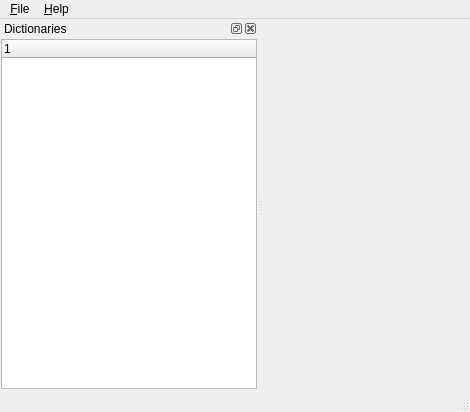
Qt form src/mainwindow.ui (jablonkai/QDictionary) before a commit.
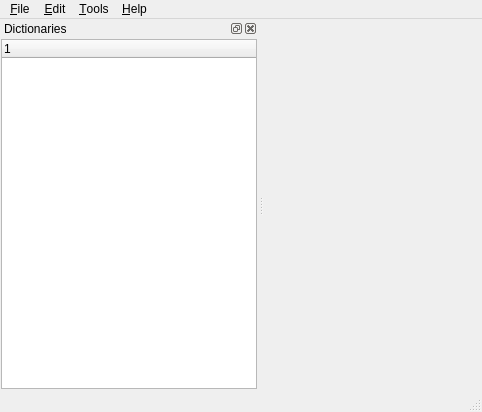
The same form after that commit. Icons and pictures are not drawn. Custom widgets are drawn as their Qt base class.

Patch:
```diff
--- a/src/mainwindow.ui
+++ b/src/mainwindow.ui
@@ -5,20 +5,41 @@
    <rect>
     <x>0</x>
     <y>0</y>
-    <width>470</width>
+    <width>482</width>
     <height>412</height>
    </rect>
   </property>
   <property name="windowTitle" >
    <string>QDictionary</string>
   </property>
-  <widget class="QWidget" name="centralwidget" />
+  <widget class="QWidget" name="centralwidget" >
+   <layout class="QVBoxLayout" >
+    <property name="leftMargin" >
+     <number>0</number>
+    </property>
+    <property name="topMargin" >
+     <number>0</number>
+    </property>
+    <property name="rightMargin" >
+     <number>0</number>
+    </property>
+    <property name="bottomMargin" >
+     <number>0</number>
+    </property>
+    <item>
+     <widget class="QStackedWidget" name="stackedWidget" >
+      <widget class="DictionaryWidget" name="dictionaryWidget" />
+      <widget class="EditWidget" name="editWidget" />
+     </widget>
+    </item>
+   </layout>
+  </widget>
   <widget class="QMenuBar" name="menubar" >
    <property name="geometry" >
     <rect>
      <x>0</x>
      <y>0</y>
-     <width>470</width>
+     <width>482</width>
      <height>29</height>
     </rect>
    </property>
@@ -39,7 +60,25 @@
     <addaction name="actionAbout" />
     <addaction name="actionAboutQt" />
    </widget>
+   <widget class="QMenu" name="menu_Edit" >
+    <property name="title" >
+     <string>&amp;Edit</string>
+    </property>
+    <addaction name="actionUndo" />
+    <addaction name="actionRedo" />
+   </widget>
+   <widget class="QMenu" name="menu_Tools" >
+    <property name="title" >
+     <string>&amp;Tools</string>
+    </property>
+    <addaction name="actionDictionary" />
+    <addaction name="actionEdit" />
+    <addaction name="separator" />
+    <addaction name="actionSettings" />
+   </widget>
    <addaction name="menu_File" />
+   <addaction name="menu_Edit" />
+   <addaction name="menu_Tools" />
    <addaction name="menu_Help" />
   </widget>
   <widget class="QStatusBar" name="statusBar" />
@@ -101,6 +140,18 @@
    <extends>QTreeWidget</extends>
    <header>dictionarytree.h</header>
   </customwidget>
+  <customwidget>
+   <class>DictionaryWidget</class>
+   <extends>QWidget</extends>
+   <header>dictionarywidget.h</header>
+   <container>1</container>
+  </customwidget>
+  <customwidget>
+   <class>EditWidget</class>
+   <extends>QWidget</extends>
+   <header>editwidget.h</header>
+   <container>1</container>
+  </customwidget>
  </customwidgets>
  <resources/>
  <connections/>
```
Left out of the diff: 55 changed lines with no effect on the pictures.
